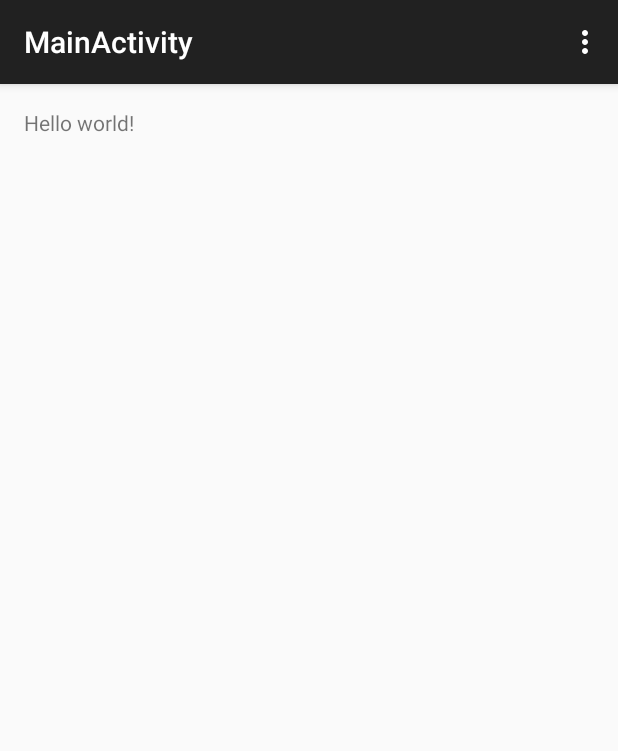
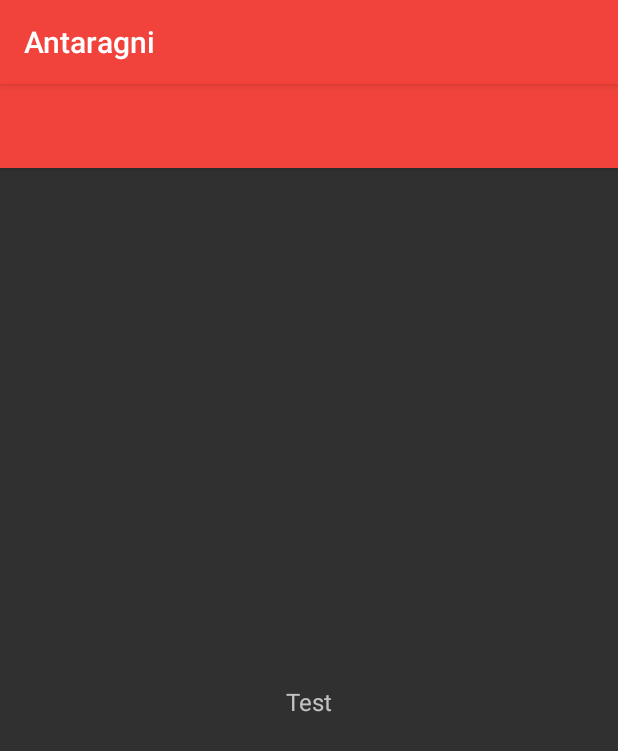
Before and after one commit to ShikherVerma/Project-Ant, an Android app: the MainActivity screen opened directly, with no data from a screen before it, on a phone screen of 412 x 824 dp. Shown: the top 751 px of the screen. Run offline under Robolectric (Android 15) with nearby library versions, the phone set to English and light mode, and no system bars; libraries missing offline, so code that uses them is left out: com.mikepenz.iconics, com.mikepenz.materialdrawer; 2 statements that could not run were skipped.

Commit message:
added MaterialDrawer

```diff
--- a/app/build.gradle
+++ b/app/build.gradle
@@ -23,4 +23,7 @@ dependencies {
   compile fileTree(dir: 'libs', include: ['*.jar'])
   compile 'com.android.support:appcompat-v7:22.2.0'
   compile 'com.flaviofaria:kenburnsview:1.0.6'
+  compile('com.mikepenz:materialdrawer:3.0.9@aar') {
+    transitive = true
+  }
 }
--- a/app/src/main/java/in/antaragni/antaragni/MainActivity.java
+++ b/app/src/main/java/in/antaragni/antaragni/MainActivity.java
@@ -1,42 +1,71 @@
 package in.antaragni.antaragni;
 
+import android.os.Bundle;
 import android.support.v7.app.AppCompatActivity;
-import android.os.Bundle;
-import android.view.Menu;
-import android.view.MenuItem;
+import android.support.v7.widget.Toolbar;
+
+import com.mikepenz.iconics.typeface.FontAwesome;
+import com.mikepenz.materialdrawer.Drawer;
+import com.mikepenz.materialdrawer.DrawerBuilder;
+import com.mikepenz.materialdrawer.model.PrimaryDrawerItem;
 
 public class MainActivity extends AppCompatActivity
 {
+
+  //save our header or result
+  private Drawer result = null;
 
   @Override
   protected void onCreate(Bundle savedInstanceState)
   {
     super.onCreate(savedInstanceState);
     setContentView(R.layout.activity_main);
+
+    // Handle Toolbar
+    Toolbar toolbar = (Toolbar) findViewById(R.id.toolbar);
+    setSupportActionBar(toolbar);
+
+    //Create the drawer
+    result = new DrawerBuilder(this)
+      //this layout have to contain child layouts
+      .withRootView(R.id.drawer_container)
+      .withToolbar(toolbar)
+      .withTranslucentStatusBar(false)
+      .withActionBarDrawerToggleAnimated(true)
+      .addDrawerItems(
+        new PrimaryDrawerItem().withName(R.string.drawer_item_home).withIcon(FontAwesome.Icon.faw_home),
+        new PrimaryDrawerItem().withName(R.string.drawer_item_schedule).withIcon(FontAwesome.Icon.faw_calendar),
+        new PrimaryDrawerItem().withName(R.string.drawer_item_events).withIcon(FontAwesome.Icon.faw_eye),
+        new PrimaryDrawerItem().withName(R.string.drawer_item_maps).withIcon(FontAwesome.Icon.faw_map_marker),
+        new PrimaryDrawerItem().withName(R.string.drawer_item_food).withIcon(FontAwesome.Icon.faw_cutlery),
+        new PrimaryDrawerItem().withName(R.string.drawer_item_register_informals).withIcon(FontAwesome.Icon.faw_gamepad),
+        new PrimaryDrawerItem().withName(R.string.drawer_item_results).withIcon(FontAwesome.Icon.faw_bar_chart),
+        new PrimaryDrawerItem().withName(R.string.drawer_item_contact).withIcon(FontAwesome.Icon.faw_users)
+      )
+      .withSavedInstance(savedInstanceState)
+      .build();
   }
 
   @Override
-  public boolean onCreateOptionsMenu(Menu menu)
+  protected void onSaveInstanceState(Bundle outState)
   {
-    // Inflate the menu; this adds items to the action bar if it is present.
-    getMenuInflater().inflate(R.menu.menu_main, menu);
-    return true;
+    //add the values which need to be saved from the drawer to the bundle
+    outState = result.saveInstanceState(outState);
+    super.onSaveInstanceState(outState);
   }
 
   @Override
-  public boolean onOptionsItemSelected(MenuItem item)
+  public void onBackPressed()
   {
-    // Handle action bar item clicks here. The action bar will
-    // automatically handle clicks on the Home/Up button, so long
-    // as you specify a parent activity in AndroidManifest.xml.
-    int id = item.getItemId();
+    //handle the back press :D close the drawer first and if the drawer is closed close the activity
+    if (result != null && result.isDrawerOpen())
+    {
+      result.closeDrawer();
+    }
+    else
+    {
+      super.onBackPressed();
+    }
+  }
 
-    //noinspection SimplifiableIfStatement
-    if (id == R.id.action_settings)
-    {
-      return true;
-    }
-
-    return super.onOptionsItemSelected(item);
-  }
 }
--- /dev/null
+++ b/app/src/main/res/anim/fadein.xml
@@ -0,0 +1,6 @@
+<?xml version="1.0" encoding="utf-8"?>
+<alpha xmlns:android="http://schemas.android.com/apk/res/android"
+       android:duration="200"
+       android:fromAlpha="0.0"
+       android:interpolator="@android:anim/accelerate_interpolator"
+       android:toAlpha="1.0"/>
--- a/app/src/main/res/drawable/fadetored.xml
+++ b/app/src/main/res/drawable/fadetored.xml
@@ -1,6 +1,6 @@
 <?xml version="1.0" encoding="UTF-8"?>
 <transition xmlns:android="http://schemas.android.com/apk/res/android">
   <!-- The drawables used here can be solid colors, gradients, shapes, images, etc. -->
-  <item android:drawable="@color/transparent" />
-  <item android:drawable="@color/md_red_400" />
+  <item android:drawable="@color/transparent"/>
+  <item android:drawable="@color/md_red_400"/>
 </transition>
--- a/app/src/main/res/layout/activity_main.xml
+++ b/app/src/main/res/layout/activity_main.xml
@@ -1,16 +1,38 @@
 <RelativeLayout xmlns:android="http://schemas.android.com/apk/res/android"
-                xmlns:tools="http://schemas.android.com/tools"
+                xmlns:app="http://schemas.android.com/apk/res-auto"
                 android:layout_width="match_parent"
                 android:layout_height="match_parent"
-                android:paddingLeft="@dimen/activity_horizontal_margin"
-                android:paddingRight="@dimen/activity_horizontal_margin"
-                android:paddingTop="@dimen/activity_vertical_margin"
-                android:paddingBottom="@dimen/activity_vertical_margin"
-                tools:context="in.antaragni.antaragni.MainActivity">
+                android:gravity="center">
 
-  <TextView
-    android:text="@string/hello_world"
-    android:layout_width="wrap_content"
-    android:layout_height="wrap_content"/>
+  <android.support.v7.widget.Toolbar
+    android:id="@+id/toolbar"
+    android:layout_width="match_parent"
+    android:layout_height="?attr/actionBarSize"
+    android:background="?attr/colorPrimary"
+    android:elevation="4dp"
+    android:theme="@style/ThemeOverlay.AppCompat.Dark.ActionBar"
+    app:popupTheme="@style/ThemeOverlay.AppCompat.Light"/>
 
+  <!-- the layout which will contain (host) the drawerLayout -->
+  <FrameLayout
+    android:id="@+id/drawer_container"
+    android:layout_width="match_parent"
+    android:layout_height="match_parent"
+    android:layout_below="@id/toolbar">
+
+    <!-- the layout which will be the content of the activity (which will be hosted inside the drawer (NOT the list of the drawer)) -->
+    <FrameLayout
+      android:id="@+id/frame_container"
+      android:layout_width="match_parent"
+      android:layout_height="match_parent">
+
+      <TextView
+        android:id="@+id/txtLabel"
+        android:layout_width="wrap_content"
+        android:layout_height="wrap_content"
+        android:layout_gravity="center"
+        android:text="Test"
+        android:textSize="16sp"/>
+    </FrameLayout>
+  </FrameLayout>
 </RelativeLayout>
--- a/app/src/main/res/menu/menu_main.xml
+++ b/app/src/main/res/menu/menu_main.xml
@@ -2,8 +2,9 @@
       xmlns:app="http://schemas.android.com/apk/res-auto"
       xmlns:tools="http://schemas.android.com/tools"
       tools:context="in.antaragni.antaragni.MainActivity">
-  <item android:id="@+id/action_settings"
-        android:title="@string/action_settings"
-        android:orderInCategory="100"
-        app:showAsAction="never"/>
+  <item
+    android:id="@+id/action_settings"
+    android:orderInCategory="100"
+    android:title="@string/action_settings"
+    app:showAsAction="never"/>
 </menu>
--- a/app/src/main/res/values/strings.xml
+++ b/app/src/main/res/values/strings.xml
@@ -1,7 +1,16 @@
 <resources>
   <string name="app_name">Antaragni</string>
 
-  <string name="hello_world">Hello world!</string>
+  <string name="title_activity_main">MainActivity</string>
+  <string name="drawer_item_home">Home</string>
+  <string name="drawer_item_schedule">Schedule</string>
+  <string name="drawer_item_events">Events</string>
+  <string name="drawer_item_section_header">Section Header</string>
+  <string name="drawer_item_maps">Map</string>
+  <string name="drawer_item_food">Food Courts</string>
+  <string name="drawer_item_register_informals">Register Informals</string>
+  <string name="drawer_item_results">Results</string>
+  <string name="drawer_item_contact">Contact</string>
   <string name="action_settings">Settings</string>
-  <string name="title_activity_main">MainActivity</string>
+
 </resources>
--- a/app/src/main/res/values/styles.xml
+++ b/app/src/main/res/values/styles.xml
@@ -1,8 +1,15 @@
 <resources>
 
-  <!-- Base application theme. -->
-  <style name="AppTheme" parent="Theme.AppCompat.Light.DarkActionBar">
-    <!-- Customize your theme here. -->
+  <style name="AppTheme" parent="@style/MaterialDrawerTheme.Light.DarkToolbar"><!-- ...and here we setting appcompat’s color theme attrs-->
+    <item name="colorPrimary">#F1433C</item>
+    <item name="colorPrimaryDark">#D03033</item>
+    <item name="colorAccent">#02A8F3</item>
+    <!-- MaterialDrawer specific values -->
+    <item name="material_drawer_selected_text">#EF5350</item>
+    <item name="material_drawer_header_selection_text">
+      @color/material_drawer_dark_primary_text
+    </item>
+    <!-- CAB :D -->
+    <item name="windowActionModeOverlay">true</item>
   </style>
-
 </resources>
```
Also changed, not shown: app/src/main/AndroidManifest.xml (+8 -7 lines), app/src/main/java/com/romainpiel/titanic/library/Titanic.java (+43 -21 lines), app/src/main/java/com/romainpiel/titanic/library/TitanicTextView.java (+56 -31 lines), app/src/main/java/in/antaragni/antaragni/SplashActivity.java (+10 -6 lines), app/src/main/java/in/antaragni/antaragni/Typefaces.java (+12 -6 lines), app/src/main/res/anim/fadeout.xml (added, +7 -0 lines), app/src/main/res/layout/activity_splash.xml (+7 -7 lines), app/src/main/res/menu/menu_splash.xml (deleted, +0 -9 lines), app/src/main/res/values-w820dp/dimens.xml (+4 -4 lines).
